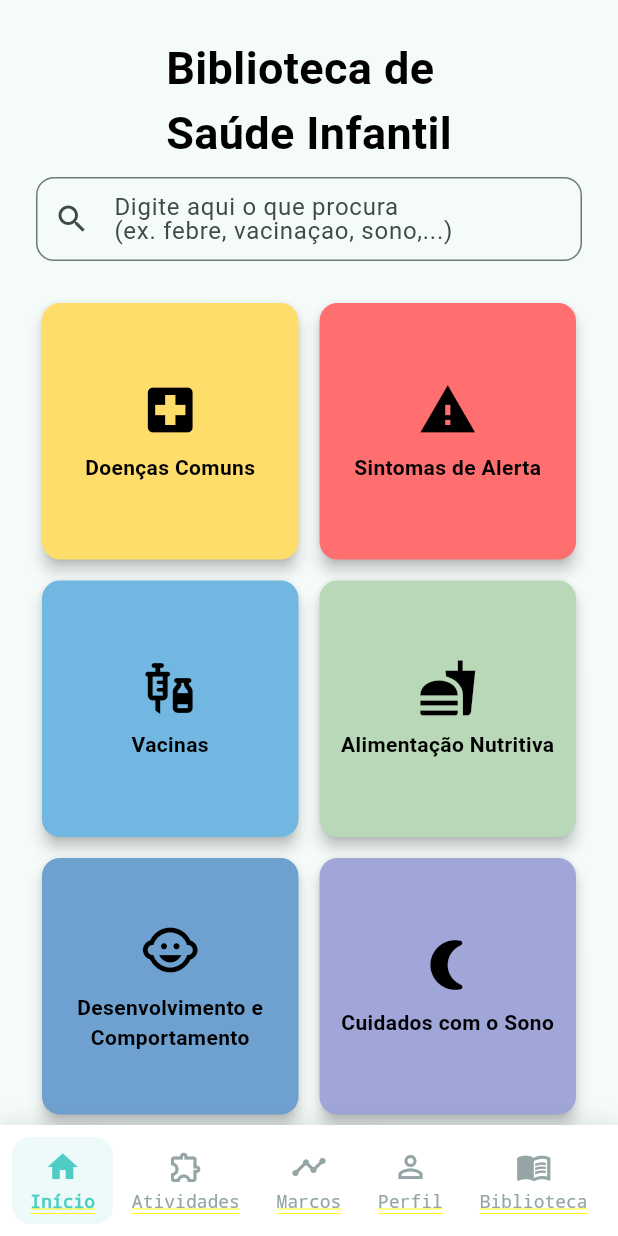
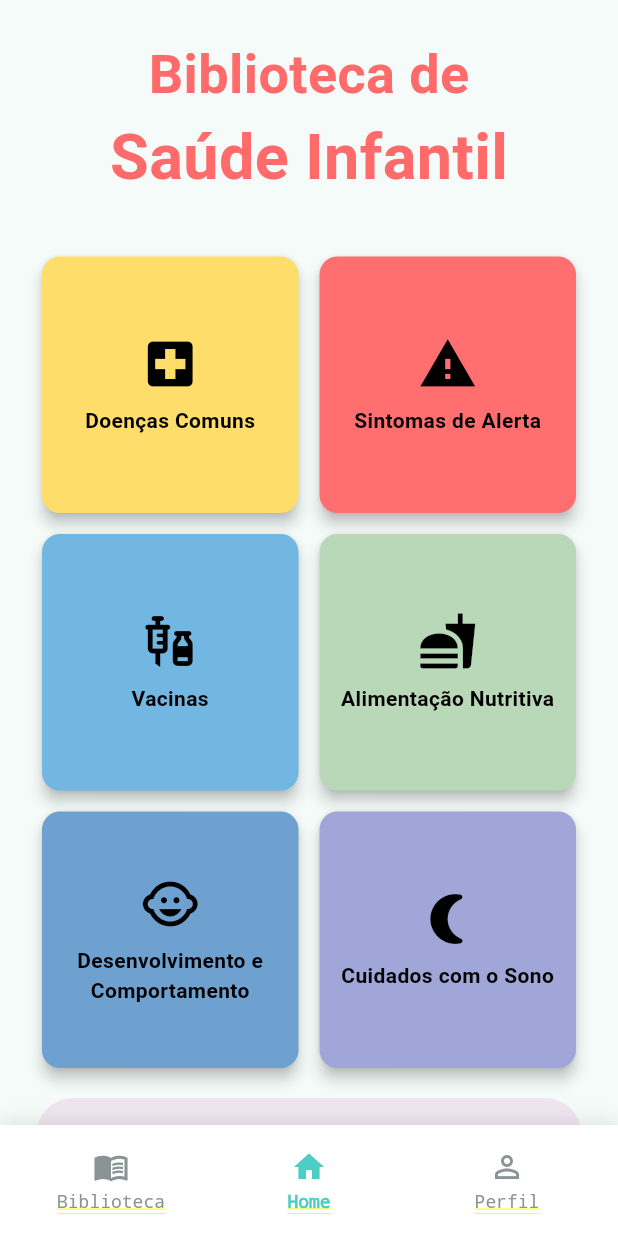
Before and after one commit to LeticiaCalixto/desenvolve, a Flutter app: the MainNavigationPage screen opened by its route, on a phone screen of 412 x 824 dp. Run offline on Flutter 3.47's test engine with Material 3 defaults, Android fonts, the light colour scheme and no system bars; accounts and stored records are empty.

Commit message:
feat: :sparkles: update HomePage layout and remove SplashPage component

```diff
--- a/lib/app/presentation_layer/pages/home/home_page.dart
+++ b/lib/app/presentation_layer/pages/home/home_page.dart
@@ -14,26 +14,34 @@ class HomePage extends StatelessWidget {
           crossAxisAlignment: CrossAxisAlignment.center,
           children: [
             const Text(
-              'Biblioteca de\nSaúde Infantil',
+              'Biblioteca de',
               style: TextStyle(
-                fontSize: 30,
+                fontSize: 36,
                 fontWeight: FontWeight.w600,
-                color: Colors.black,
+                color: Color(0xFFFF6B6B),
+              ),
+            ),
+            const Text(
+              'Saúde Infantil',
+              style: TextStyle(
+                fontSize: 42,
+                fontWeight: FontWeight.w600,
+                color: Color(0xFFFF6B6B),
               ),
             ),
             const SizedBox(height: 8),
-            TextField(
-              decoration: InputDecoration(
-                labelText:
-                    'Digite aqui o que procura\n(ex. febre, vacinaçao, sono,...)',
-                prefixIcon: const Icon(Icons.search),
-                fillColor: Color.fromARGB(255, 238, 238, 234),
-                border: OutlineInputBorder(
-                  borderRadius: BorderRadius.circular(12),
-                  borderSide: BorderSide(color: Colors.grey.shade300),
-                ),
-              ),
-            ),
+            // TextField(
+            //   decoration: InputDecoration(
+            //     labelText:
+            //         'Digite aqui o que procura\n(ex. febre, vacinaçao, sono,...)',
+            //     prefixIcon: const Icon(Icons.search),
+            //     fillColor: Color.fromARGB(255, 238, 238, 234),
+            //     border: OutlineInputBorder(
+            //       borderRadius: BorderRadius.circular(12),
+            //       borderSide: BorderSide(color: Colors.grey.shade300),
+            //     ),
+            //   ),
+            // ),
             const SizedBox(height: 24),
             GridView.builder(
               shrinkWrap: true,
--- a/lib/app/presentation_layer/pages/main_navigation_page.dart
+++ b/lib/app/presentation_layer/pages/main_navigation_page.dart
@@ -77,35 +77,35 @@ class _MainNavigationPageState extends State<MainNavigationPage> {
           child: Row(
             mainAxisAlignment: MainAxisAlignment.spaceAround,
             children: [
-              _buildNavItem(
+              Expanded(
+                child: _buildNavItem(
+                  icon: Icons.menu_book_outlined,
+                  activeIcon: Icons.menu_book,
+                  label: 'Biblioteca',
+                  index: 4,
+                ),
+              ),
+              // _buildNavItem(
+              //   icon: Icons.extension_outlined,
+              //   activeIcon: Icons.extension,
+              //   label: 'Atividades',
+              //   index: 1,
+              // ),
+              Expanded(
+                child: _buildNavItem(
                   icon: Icons.home_outlined,
                   activeIcon: Icons.home,
-                label: 'Início',
+                  label: 'Home',
                   index: 0,
                 ),
-              _buildNavItem(
-                icon: Icons.extension_outlined,
-                activeIcon: Icons.extension,
-                label: 'Atividades',
-                index: 1,
               ),
-              _buildNavItem(
-                icon: Icons.timeline_outlined,
-                activeIcon: Icons.timeline,
-                label: 'Marcos',
-                index: 2,
-              ),
-              _buildNavItem(
+              Expanded(
+                child: _buildNavItem(
                   icon: Icons.person_outline,
                   activeIcon: Icons.person,
                   label: 'Perfil',
                   index: 3,
                 ),
-              _buildNavItem(
-                icon: Icons.menu_book_outlined,
-                activeIcon: Icons.menu_book,
-                label: 'Biblioteca',
-                index: 4,
               ),
             ],
           ),
@@ -136,9 +136,7 @@ class _MainNavigationPageState extends State<MainNavigationPage> {
       child: Container(
         padding: const EdgeInsets.symmetric(vertical: 8, horizontal: 12),
         decoration: BoxDecoration(
-          color: isActive
-              ? const Color(0xFF4ECDC4).withOpacity(0.1)
-              : Colors.transparent,
+          color: Colors.transparent,
           borderRadius: BorderRadius.circular(12),
         ),
         child: Column(
@@ -146,8 +144,9 @@ class _MainNavigationPageState extends State<MainNavigationPage> {
           children: [
             Icon(
               isActive ? activeIcon : icon,
-              color:
-                  isActive ? const Color(0xFF4ECDC4) : const Color(0xFF95A5A6),
+              color: isActive
+                  ? const Color(0xFF4ECDC4)
+                  : const Color.fromARGB(255, 138, 149, 147),
               size: 24,
             ),
             const SizedBox(height: 4),
@@ -158,7 +157,7 @@ class _MainNavigationPageState extends State<MainNavigationPage> {
                 fontWeight: isActive ? FontWeight.w600 : FontWeight.w400,
                 color: isActive
                     ? const Color(0xFF4ECDC4)
-                    : const Color(0xFF95A5A6),
+                    : const Color.fromARGB(255, 138, 149, 147),
               ),
             ),
           ],
```
Also changed, not shown: lib/app/presentation_layer/pages/home/components/splash_page.dart (renamed from lib/app/presentation_layer/pages/home/splash_page.dart). Lines whose indentation alone changed are shown as unchanged.
